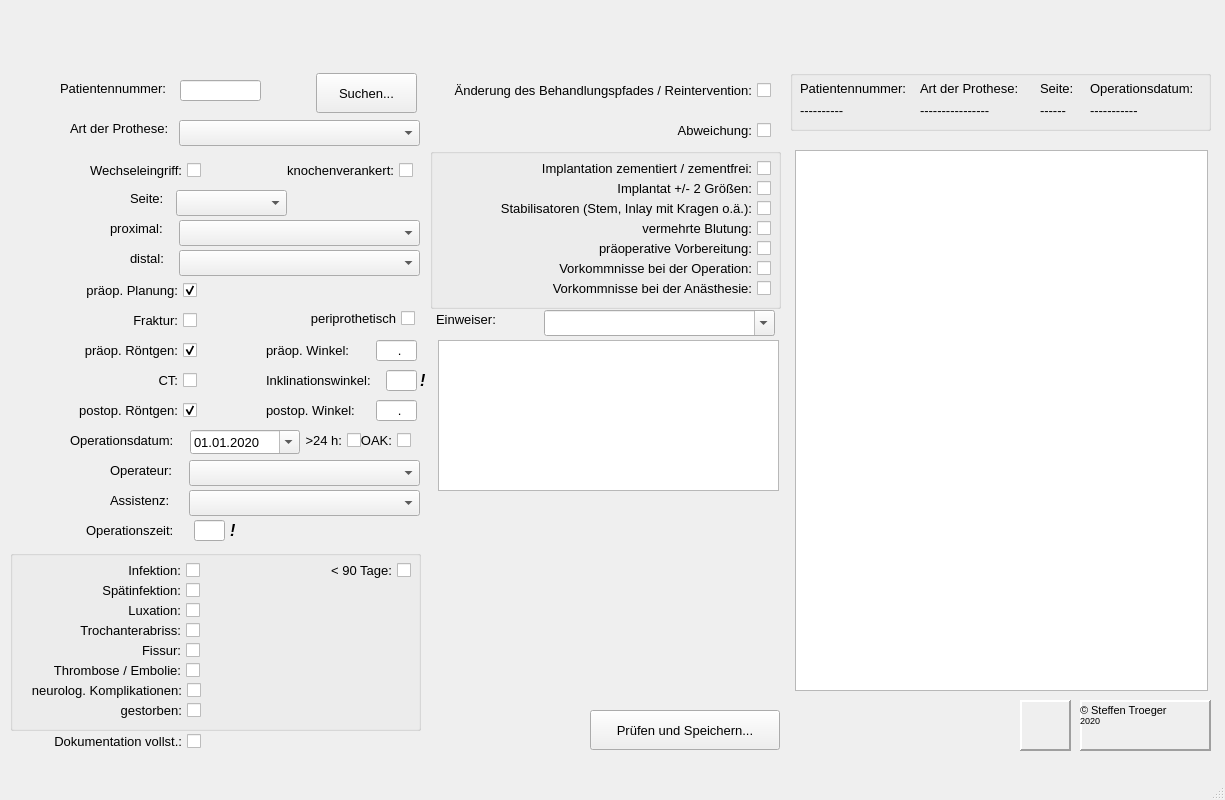
Bradyphrenia/prothesen, file mainwindow.ui: the form before one commit.
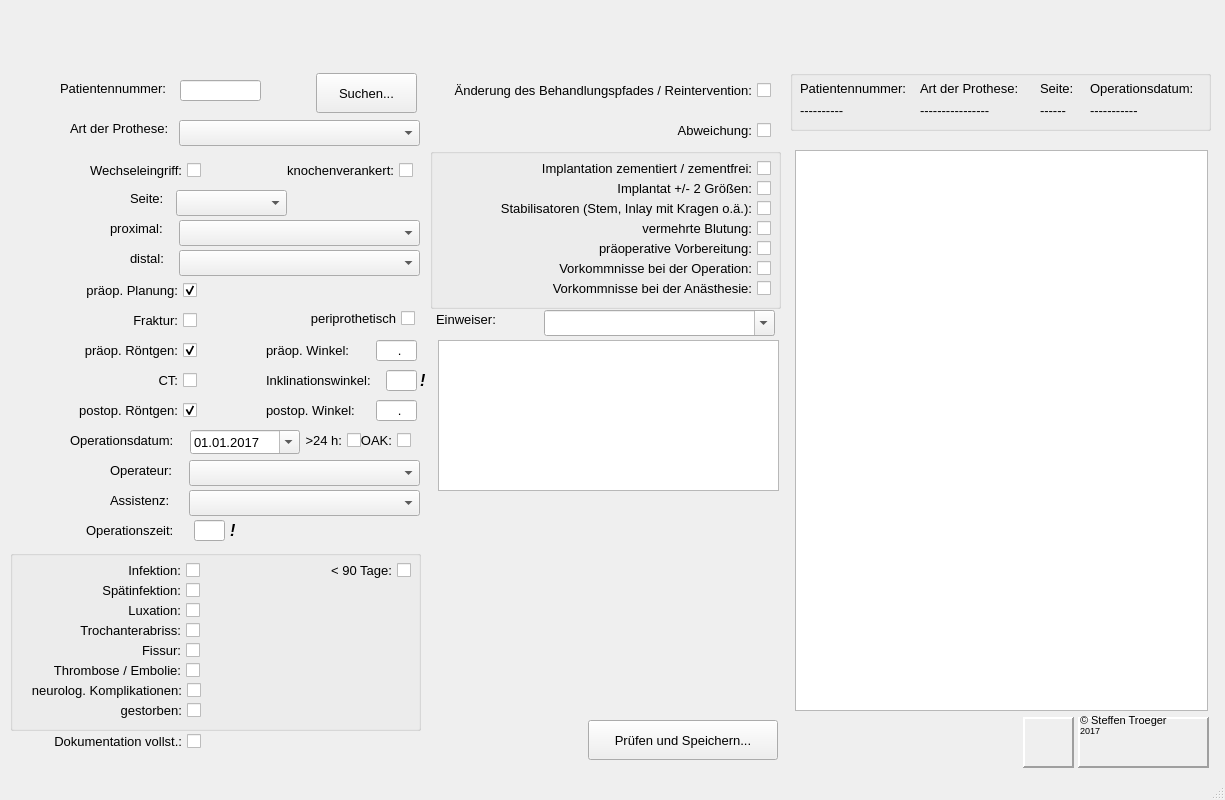
The form after the commit. Icons and pictures are not drawn.

The edit to the form file:
```diff
--- a/mainwindow.ui
+++ b/mainwindow.ui
@@ -509,7 +509,7 @@
     <property name="geometry">
      <rect>
       <x>1080</x>
-      <y>700</y>
+                        <y>710</y>
       <width>111</width>
       <height>21</height>
      </rect>
@@ -645,8 +645,8 @@
    <widget class="QPushButton" name="pushButton_speichern">
     <property name="geometry">
      <rect>
-      <x>590</x>
-      <y>710</y>
+                        <x>588</x>
+                        <y>720</y>
       <width>190</width>
       <height>40</height>
      </rect>
@@ -658,8 +658,8 @@
    <widget class="QLabel" name="label_boddenkliniken">
     <property name="geometry">
      <rect>
-      <x>1080</x>
-      <y>700</y>
+                        <x>1078</x>
+                        <y>717</y>
       <width>131</width>
       <height>51</height>
      </rect>
@@ -686,8 +686,8 @@
    <widget class="QLabel" name="label_endocert">
     <property name="geometry">
      <rect>
-      <x>1020</x>
-      <y>700</y>
+                        <x>1023</x>
+                        <y>717</y>
       <width>51</width>
       <height>51</height>
      </rect>
@@ -725,7 +725,7 @@
       <hour>0</hour>
       <minute>0</minute>
       <second>0</second>
-      <year>2020</year>
+                        <year>2017</year>
       <month>1</month>
       <day>1</day>
      </datetime>
@@ -738,7 +738,7 @@
     </property>
     <property name="date">
      <date>
-      <year>2020</year>
+                        <year>2017</year>
       <month>1</month>
       <day>1</day>
      </date>
@@ -748,7 +748,7 @@
     <property name="geometry">
      <rect>
       <x>1080</x>
-      <y>710</y>
+                        <y>720</y>
       <width>31</width>
       <height>21</height>
      </rect>
@@ -759,7 +759,7 @@
      </font>
     </property>
     <property name="text">
-     <string>2020</string>
+                    <string>2017</string>
     </property>
    </widget>
    <widget class="QGroupBox" name="groupBox_vorhanden">
@@ -1253,7 +1253,7 @@
       <x>795</x>
       <y>150</y>
       <width>413</width>
-      <height>541</height>
+                        <height>561</height>
      </rect>
     </property>
    </widget>
```
Left out of the diff: 13 changed lines with no effect on the pictures. Lines whose indentation alone changed are shown as unchanged.
